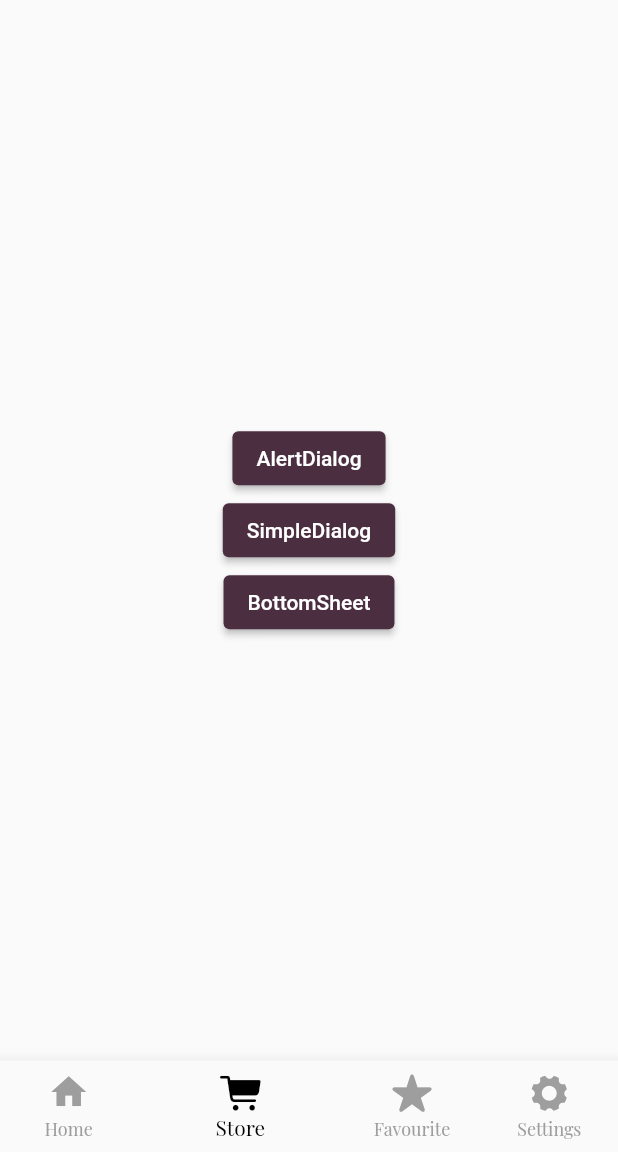
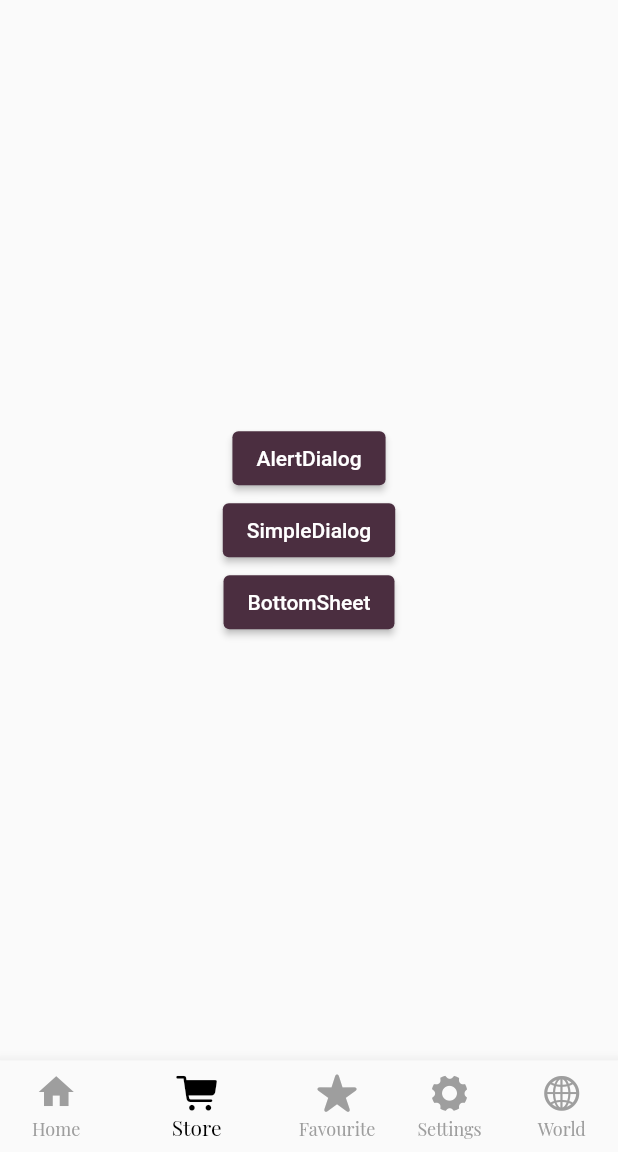
Before and after one commit to aditya-css/ch5_practical, a Flutter app: the screen it shows after launch, after a tap on an icon or button, on a phone screen of 412 x 824 dp, the part 84-1236 px from its top. Run offline on Flutter 3.47's test engine with Material 2 defaults, Android fonts, the phone set to English and light mode, and no system bars; our stand-ins replace bloc, dio, equatable, flutter_bloc, flutter_mobx, google_fonts and 6 more; accounts and stored records are empty; generated files the repository leaves out were written again; network calls fail.

Commit message:
implemented ch12 practical

```diff
--- a/lib/features/home_article_fetch/presentation/mobx/bottom_nav_index_store.dart
+++ b/lib/features/home_article_fetch/presentation/mobx/bottom_nav_index_store.dart
@@ -1,3 +1,4 @@
+import 'package:ch5_practical/core/utilities.dart';
 import 'package:mobx/mobx.dart';
 
 part 'bottom_nav_index_store.g.dart';
@@ -6,7 +7,7 @@ class BottomNavStore = _BottomNavStore with _$BottomNavStore;
 
 abstract class _BottomNavStore with Store {
   @readonly
-  int _index = 0;
+  int _index = homeIndex;
 
   @action
   void onItemTap(int newIndex) => _index = newIndex;
--- a/lib/features/home_article_fetch/presentation/widgets/vertical_article_card.dart
+++ b/lib/features/home_article_fetch/presentation/widgets/vertical_article_card.dart
@@ -51,7 +51,8 @@ class ArticlesVertical extends StatelessWidget {
                       width: imgWidth,
                       height: imgHeight,
                     ),
-                    Padding(
+                    Expanded(
+                      child: Padding(
                         padding: const EdgeInsets.all(8.0),
                         child: Row(
                           mainAxisAlignment: MainAxisAlignment.spaceBetween,
@@ -70,7 +71,9 @@ class ArticlesVertical extends StatelessWidget {
                           ],
                         ),
                       ),
+                    ),
                     Expanded(
+                      flex: 3,
                       child: Padding(
                         padding: const EdgeInsets.symmetric(horizontal: 8.0),
                         child: Text(
--- /dev/null
+++ b/lib/features/world_animation/presentation/pages/world_animation.dart
@@ -0,0 +1,116 @@
+import 'package:ch5_practical/core/utilities.dart';
+import 'package:ch5_practical/features/home_article_fetch/presentation/mobx/bottom_nav_index_store.dart';
+import 'package:flutter/material.dart';
+import 'package:flutter_mobx/flutter_mobx.dart';
+import 'package:provider/provider.dart';
+
+class WorldBarPage extends StatefulWidget {
+  const WorldBarPage({Key? key}) : super(key: key);
+
+  @override
+  _WorldBarPageState createState() => _WorldBarPageState();
+}
+
+class _WorldBarPageState extends State<WorldBarPage>
+    with SingleTickerProviderStateMixin {
+  Size get _size => MediaQuery.of(context).size;
+
+  double get _widthSmall => _size.width * 0.6;
+
+  double get _heightSmall => _size.height * 0.4;
+
+  late final AnimationController _controller;
+
+  @override
+  void initState() {
+    _controller = AnimationController(
+      duration: const Duration(seconds: 10),
+      vsync: this,
+    );
+    super.initState();
+  }
+
+  @override
+  Widget build(BuildContext context) {
+    return Consumer<BottomNavStore>(
+      builder: (_, store, __) => Observer(
+        builder: (_) {
+          if (store.index == worldIndex) {
+            Future.delayed(
+              const Duration(milliseconds: 1200),
+              () {
+                if (!_controller.isAnimating) {
+                  return _controller.repeat();
+                }
+              },
+            );
+          } else {
+            _controller.stop();
+          }
+          return Center(
+            child: AnimatedContainer(
+              duration: const Duration(milliseconds: 1000),
+              curve: Curves.easeInQuart,
+              height: (store.index == worldIndex) ? _size.height : _heightSmall,
+              width: (store.index == worldIndex) ? _size.width : _widthSmall,
+              decoration: BoxDecoration(
+                color: Colors.blueGrey.shade900,
+                image: DecorationImage(
+                  image: AssetImage(starsBackgroundSrc),
+                  fit: BoxFit.cover,
+                ),
+                borderRadius: BorderRadius.circular(
+                  (store.index == worldIndex) ? 0 : 22,
+                ),
+              ),
+              child: Stack(
+                children: [
+                  Align(
+                    alignment: Alignment.topCenter,
+                    child: SafeArea(
+                      child: SizedBox(
+                        width: _widthSmall - 40,
+                        child: AnimatedOpacity(
+                          duration: const Duration(milliseconds: 800),
+                          curve: Curves.easeInBack,
+                          opacity: (store.index == worldIndex) ? 0 : 1,
+                          child: const Text(
+                            'Take a Peek into the Space.',
+                            textAlign: TextAlign.center,
+                            softWrap: true,
+                            style: TextStyle(
+                              fontSize: 24,
+                              fontStyle: FontStyle.italic,
+                              color: Colors.white,
+                            ),
+                          ),
+                        ),
+                      ),
+                    ),
+                  ),
+                  Align(
+                    alignment: Alignment.center,
+                    child: AnimatedScale(
+                      duration: const Duration(milliseconds: 1200),
+                      curve: Curves.easeInQuart,
+                      scale: (store.index == worldIndex) ? 1 : 0,
+                      child: RotationTransition(
+                        turns: _controller,
+                        child: Image.asset(
+                          moonSrc,
+                          height: _size.height * 0.4,
+                          width: _size.width * 0.7,
+                          fit: BoxFit.contain,
+                        ),
+                      ),
+                    ),
+                  ),
+                ],
+              ),
+            ),
+          );
+        },
+      ),
+    );
+  }
+}
--- a/lib/home_page.dart
+++ b/lib/home_page.dart
@@ -3,6 +3,7 @@ import 'package:ch5_practical/features/home_article_fetch/presentation/mobx/bott
 import 'package:ch5_practical/features/home_article_fetch/presentation/pages/home_bar_page.dart';
 import 'package:ch5_practical/features/settings_app_permission/presentation/pages/settings_bar_page.dart';
 import 'package:ch5_practical/features/store_platform_widgets/presentation/pages/store_bar_page.dart';
+import 'package:ch5_practical/features/world_animation/presentation/pages/world_animation.dart';
 import 'package:flutter/cupertino.dart';
 import 'package:flutter/material.dart';
 import 'package:flutter_mobx/flutter_mobx.dart';
@@ -18,6 +19,7 @@ class MyHomePage extends StatelessWidget {
     StoreBarPage(),
     FavouriteBarPage(),
     SettingsBarPage(),
+    WorldBarPage(),
   ];
 
   final List<BottomNavigationBarItem> _bottomNavBarItems =
@@ -29,6 +31,7 @@ class MyHomePage extends StatelessWidget {
         icon: Icon(CupertinoIcons.star_fill), label: 'Favourite'),
     BottomNavigationBarItem(
         icon: Icon(CupertinoIcons.gear_alt_fill), label: 'Settings'),
+    BottomNavigationBarItem(icon: Icon(CupertinoIcons.globe), label: 'World'),
   ];
 
   @override
--- a/pubspec.yaml
+++ b/pubspec.yaml
@@ -22,11 +22,11 @@ dependencies:
   flutter_bloc: ^8.0.1
   google_fonts: ^2.3.1
   cupertino_icons: ^1.0.2
+  transparent_image: ^2.0.0
   permission_handler: ^9.2.0
   internet_connection_checker: ^0.0.1+3
 
 dev_dependencies:
-  mockito: ^5.1.0
   build_runner: ^2.1.7
   mobx_codegen: ^2.0.5+2
   retrofit_generator: ^4.0.1
```
Also changed, not shown: lib/core/utilities.dart (+8 -0 lines), lib/core/widgets/safe_network_image_widget.dart (+14 -10 lines), assets/images/moon.png (added), assets/images/stars.jpeg (added). Lines whose indentation alone changed are shown as unchanged.
